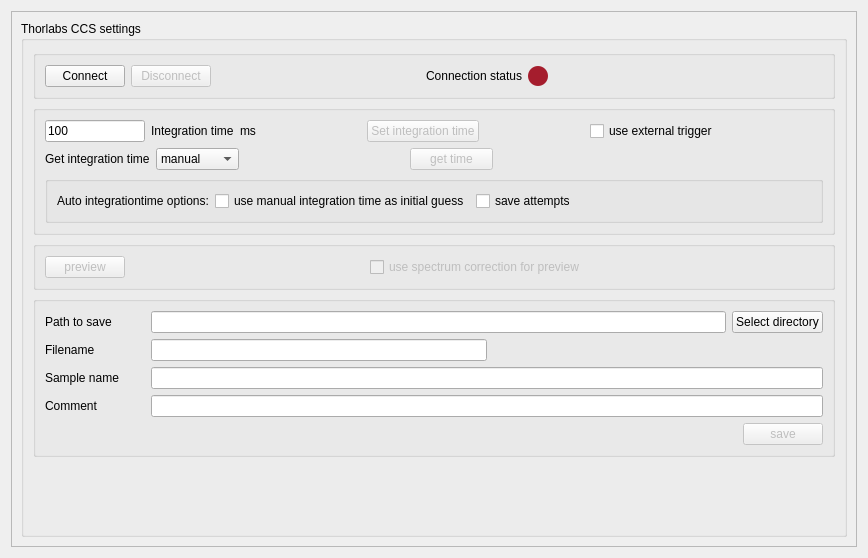
First picture: the form in plugins/TLCCS/TLCCS_settingsWidget.ui, repository pyIVLS/pyIVLS, before the edit.
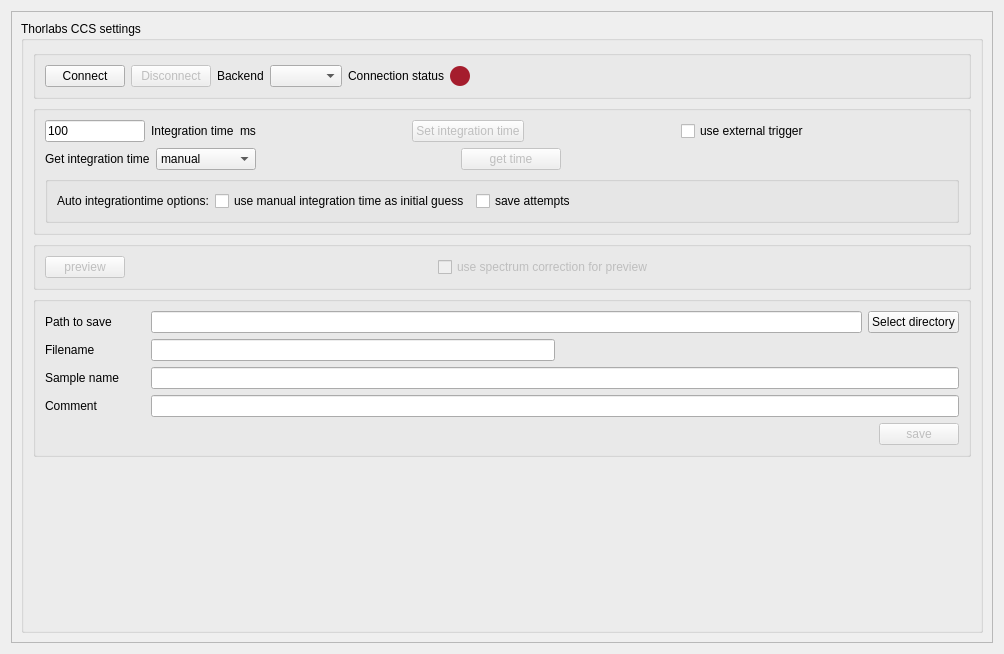
Second picture: the form after the edit.

Commit message: - Supressed logs for qt, pyvisa, matplotlib. - format SpecSMU_GUI - Added option for mock backend for TLCCS - Modified touchDetect to not raise error on initialization

```diff
--- a/plugins/TLCCS/TLCCS_settingsWidget.ui
+++ b/plugins/TLCCS/TLCCS_settingsWidget.ui
@@ -6,8 +6,8 @@
    <rect>
     <x>0</x>
     <y>0</y>
-    <width>868</width>
-    <height>558</height>
+    <width>1004</width>
+    <height>654</height>
    </rect>
   </property>
   <property name="sizePolicy">
@@ -29,9 +29,9 @@
       <property name="geometry">
        <rect>
         <x>0</x>
-        <y>-66</y>
-        <width>834</width>
-        <height>604</height>
+        <y>0</y>
+        <width>984</width>
+        <height>634</height>
        </rect>
       </property>
       <layout class="QVBoxLayout" name="verticalLayout_5">
@@ -46,7 +46,9 @@
             <property name="title">
              <string/>
             </property>
-            <layout class="QHBoxLayout" name="horizontalLayout_4">
+            <layout class="QHBoxLayout" name="horizontalLayout_13">
+             <item>
+              <layout class="QHBoxLayout" name="horizontalLayout_12">
              <item>
               <widget class="QPushButton" name="connectButton">
                <property name="text">
@@ -64,19 +66,24 @@
                </property>
               </widget>
              </item>
+              </layout>
+             </item>
              <item>
-              <spacer name="horizontalSpacer_3">
-               <property name="orientation">
-                <enum>Qt::Horizontal</enum>
-               </property>
-               <property name="sizeHint" stdset="0">
-                <size>
-                 <width>40</width>
-                 <height>20</height>
-                </size>
-               </property>
-              </spacer>
-             </item>
+              <layout class="QHBoxLayout" name="horizontalLayout_4">
+               <item>
+                <widget class="QLabel" name="label">
+                 <property name="text">
+                  <string>Backend</string>
+                 </property>
+                </widget>
+               </item>
+               <item>
+                <widget class="QComboBox" name="backend_Combo"/>
+               </item>
+              </layout>
+             </item>
+             <item>
+              <layout class="QHBoxLayout" name="horizontalLayout">
              <item>
               <widget class="QLabel" name="statusLabel">
                <property name="text">
@@ -109,10 +116,12 @@
                </property>
               </widget>
              </item>
+              </layout>
+             </item>
              <item>
               <spacer name="horizontalSpacer_2">
                <property name="orientation">
-                <enum>Qt::Horizontal</enum>
+                <enum>Qt::Orientation::Horizontal</enum>
                </property>
                <property name="sizeHint" stdset="0">
                 <size>
@@ -166,7 +175,7 @@
                <item>
                 <spacer name="horizontalSpacer_4">
                  <property name="orientation">
-                  <enum>Qt::Horizontal</enum>
+                  <enum>Qt::Orientation::Horizontal</enum>
                  </property>
                  <property name="sizeHint" stdset="0">
                   <size>
@@ -189,7 +198,7 @@
                <item>
                 <spacer name="horizontalSpacer_6">
                  <property name="orientation">
-                  <enum>Qt::Horizontal</enum>
+                  <enum>Qt::Orientation::Horizontal</enum>
                  </property>
                  <property name="sizeHint" stdset="0">
                   <size>
@@ -209,7 +218,7 @@
                <item>
                 <spacer name="horizontalSpacer">
                  <property name="orientation">
-                  <enum>Qt::Horizontal</enum>
+                  <enum>Qt::Orientation::Horizontal</enum>
                  </property>
                  <property name="sizeHint" stdset="0">
                   <size>
@@ -247,7 +256,7 @@
                <item>
                 <spacer name="horizontalSpacer_7">
                  <property name="orientation">
-                  <enum>Qt::Horizontal</enum>
+                  <enum>Qt::Orientation::Horizontal</enum>
                  </property>
                  <property name="sizeHint" stdset="0">
                   <size>
@@ -270,7 +279,7 @@
                <item>
                 <spacer name="horizontalSpacer_12">
                  <property name="orientation">
-                  <enum>Qt::Horizontal</enum>
+                  <enum>Qt::Orientation::Horizontal</enum>
                  </property>
                  <property name="sizeHint" stdset="0">
                   <size>
@@ -312,7 +321,7 @@
                 <item>
                  <spacer name="horizontalSpacer_11">
                   <property name="orientation">
-                   <enum>Qt::Horizontal</enum>
+                   <enum>Qt::Orientation::Horizontal</enum>
                   </property>
                   <property name="sizeHint" stdset="0">
                    <size>
@@ -347,7 +356,7 @@
              <item>
               <spacer name="horizontalSpacer_5">
                <property name="orientation">
-                <enum>Qt::Horizontal</enum>
+                <enum>Qt::Orientation::Horizontal</enum>
                </property>
                <property name="sizeHint" stdset="0">
                 <size>
@@ -367,7 +376,7 @@
              <item>
               <spacer name="horizontalSpacer_8">
                <property name="orientation">
-                <enum>Qt::Horizontal</enum>
+                <enum>Qt::Orientation::Horizontal</enum>
                </property>
                <property name="sizeHint" stdset="0">
                 <size>
@@ -437,7 +446,7 @@
                <item>
                 <spacer name="horizontalSpacer_9">
                  <property name="orientation">
-                  <enum>Qt::Horizontal</enum>
+                  <enum>Qt::Orientation::Horizontal</enum>
                  </property>
                  <property name="sizeHint" stdset="0">
                   <size>
@@ -501,7 +510,7 @@
                <item>
                 <spacer name="horizontalSpacer_10">
                  <property name="orientation">
-                  <enum>Qt::Horizontal</enum>
+                  <enum>Qt::Orientation::Horizontal</enum>
                  </property>
                  <property name="sizeHint" stdset="0">
                   <size>
@@ -529,7 +538,7 @@
           <item>
            <spacer name="verticalSpacer">
             <property name="orientation">
-             <enum>Qt::Vertical</enum>
+             <enum>Qt::Orientation::Vertical</enum>
             </property>
             <property name="sizeHint" stdset="0">
              <size>
```
Lines whose indentation alone changed are shown as unchanged. The commit also changes 8 other files.
